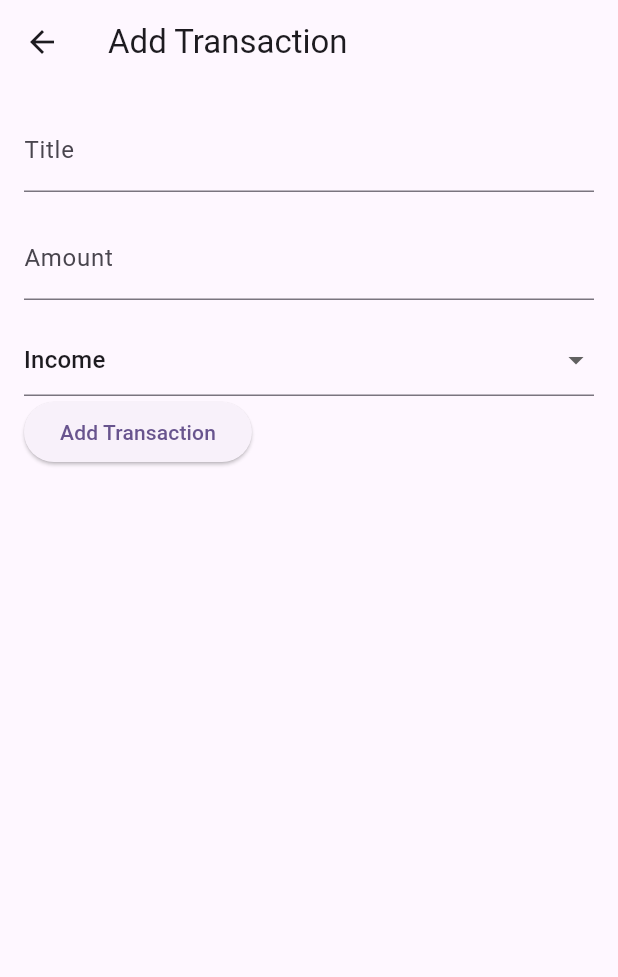
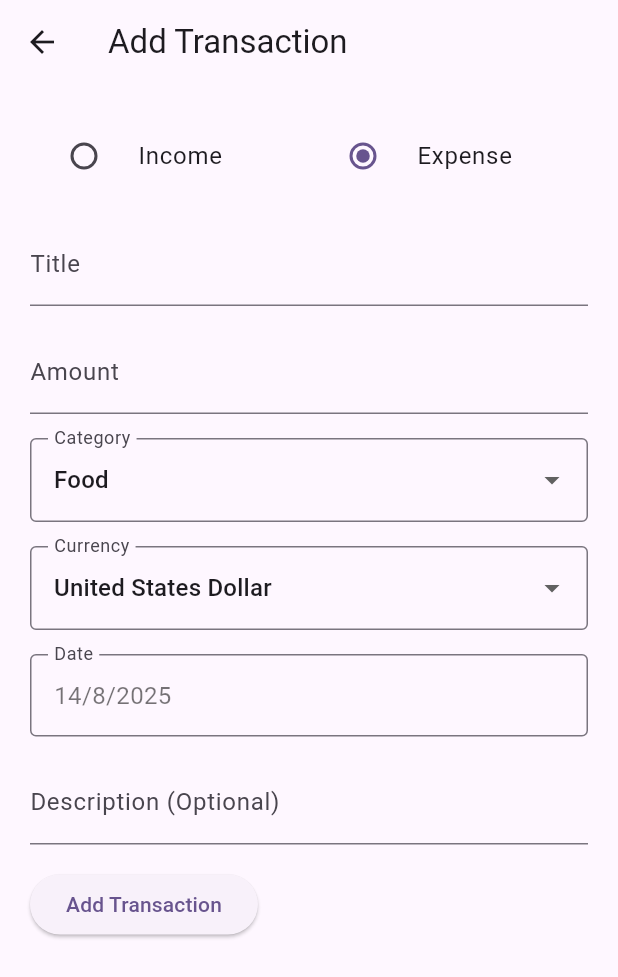
Before and after one commit to PhanithNoch/tam_luy, a Flutter app: the AddTransactionScreen screen opened directly, on a phone screen of 412 x 824 dp. Shown: the top 977 px of the screen. Run offline on Flutter 3.47's test engine with Material 3 defaults, Android fonts, the phone set to English and light mode, and no system bars; our stand-ins replace cloud_firestore, firebase_auth, firebase_core, get; accounts and stored records are empty.

Commit message:
add transaction

```diff
--- a/lib/controllers/transactions/transaction_controller.dart
+++ b/lib/controllers/transactions/transaction_controller.dart
@@ -18,6 +18,7 @@ class TransactionController extends GetxController {
   final TextEditingController amountController = TextEditingController();
   final TextEditingController descriptionController = TextEditingController();
   final Rx<TransactionType> selectedType = TransactionType.expense.obs;
+
   final RxString selectedCategory = ''.obs;
   final Rx<DateTime> selectedDate = DateTime.now().obs;
   final Rx<Currency> selectedCurrency = Currency.supportedCurrencies.first.obs;
@@ -83,6 +84,8 @@ class TransactionController extends GetxController {
       }
       transaction.userId = user.uid;
       await firestore.collection('transactions').add(transaction.toMap());
+      // Clear input fields after adding
+      Get.back();
       fetchTransactions(); // Refresh the list after adding
     } catch (e) {
       errorMessage.value = e.toString();
--- a/lib/models/transaction.dart
+++ b/lib/models/transaction.dart
@@ -1,7 +1,7 @@
 import 'package:cloud_firestore/cloud_firestore.dart';
 
 class TransactionFirestore {
-  final String id;
+  final String? id;
   final String? title;
   final num? amount;
   final String? category;
@@ -12,7 +12,7 @@ class TransactionFirestore {
   String? userId;
 
   TransactionFirestore(
-      {required this.id,
+      {this.id,
       this.title,
       this.amount,
       this.type,
@@ -31,6 +31,7 @@ class TransactionFirestore {
       'currency': currency,
       'date': date,
       'type': type.toString().split('.').last,
+      'userId': userId,
     };
   }
 
--- a/lib/views/home/add_transaction_screen.dart
+++ b/lib/views/home/add_transaction_screen.dart
@@ -1,18 +1,17 @@
 import 'package:get/get.dart';
 import 'package:flutter/material.dart';
+import 'package:tam_luy/models/transaction.dart';
+
+import '../../controllers/transactions/transaction_controller.dart';
 
 class AddTransactionScreen extends StatelessWidget {
   AddTransactionScreen({super.key});
-  final _transactionTypes = [
-    'Income',
-    'Expense',
-  ];
+
   final items = <DropdownMenuItem<String>>[
     DropdownMenuItem(value: 'Income', child: Text('Income')),
     DropdownMenuItem(value: 'Expense', child: Text('Expense')),
   ];
-  String? selectedType;
-
+  final _controller = Get.put(TransactionController());
   @override
   Widget build(BuildContext context) {
     return Scaffold(
@@ -20,32 +19,147 @@ class AddTransactionScreen extends StatelessWidget {
         title: Text("Add Transaction"),
       ),
       body: Padding(
-        padding: const EdgeInsets.all(16.0),
+        padding: const EdgeInsets.all(20.0),
         child: Column(
           crossAxisAlignment: CrossAxisAlignment.start,
           children: [
+            Obx(() {
+              return Row(
+                children: [
+                  Expanded(
+                    child: RadioListTile<TransactionType>(
+                      title: const Text("Income"),
+                      value: TransactionType.income,
+                      groupValue: _controller.selectedType.value,
+                      onChanged: (TransactionType? value) {
+                        _controller.selectedType.value = value!;
+                        _controller.selectedCategory.value =
+                            _controller.incomeCategories[0];
+                      },
+                    ),
+                  ),
+                  Expanded(
+                    child: RadioListTile<TransactionType>(
+                      title: const Text("Expense"),
+                      value: TransactionType.expense,
+                      groupValue: _controller.selectedType.value,
+                      onChanged: (TransactionType? value) {
+                        _controller.selectedType.value = value!;
+                        _controller.selectedCategory.value =
+                            _controller.expenseCategories[0];
+                      },
+                    ),
+                  ),
+                ],
+              );
+            }),
+            SizedBox(height: 16),
             TextFormField(
+              controller: _controller.titleController,
               decoration: InputDecoration(labelText: "Title"),
             ),
             //type of transaction
 
             SizedBox(height: 16),
             TextFormField(
+              controller: _controller.amountController,
               decoration: InputDecoration(labelText: "Amount"),
               keyboardType: TextInputType.number,
             ),
             SizedBox(height: 16),
-            DropdownButtonFormField<String>(
-              value: selectedType ?? _transactionTypes[0],
-              items: items,
-              onChanged: (String? newValue) {
-                // Logic to handle transaction type change
+            Obx(() {
+              final isIncomeSelected =
+                  _controller.selectedType.value == TransactionType.income;
+              final categories = isIncomeSelected
+                  ? _controller.incomeCategories
+                  : _controller.expenseCategories;
+              return DropdownButtonFormField(
+                decoration: InputDecoration(
+                  labelText: "Category",
+                  border: OutlineInputBorder(),
+                ),
+                items: categories
+                    .map(
+                      (category) => DropdownMenuItem<String>(
+                        value: category,
+                        child: Text(category),
+                      ),
+                    )
+                    .toList(),
+                value: _controller.selectedCategory.value == ''
+                    ? categories[0]
+                    : _controller.selectedCategory.value,
+                onChanged: (value) {
+                  _controller.selectedCategory.value = value as String;
+                },
+              );
+            }),
+            SizedBox(height: 16),
+
+            DropdownButtonFormField(
+              decoration: InputDecoration(
+                labelText: "Currency",
+                border: OutlineInputBorder(),
+              ),
+              value: _controller.selectedCurrency.value,
+              items: Currency.supportedCurrencies
+                  .map(
+                    (currency) => DropdownMenuItem<Currency>(
+                      value: currency,
+                      child: Text(currency.name),
+                    ),
+                  )
+                  .toList(),
+              onChanged: (value) {
+                _controller.selectedCurrency.value = value as Currency;
               },
             ),
+            SizedBox(height: 16),
+            Obx(() {
+              return InkWell(
+                child: InputDecorator(
+                  decoration: InputDecoration(
+                    labelText: "Date",
+                    border: OutlineInputBorder(),
+                  ),
+                  child: Text(
+                    "${_controller.selectedDate.value.day}/${_controller.selectedDate.value.month}/${_controller.selectedDate.value.year}",
+                    style: TextStyle(fontSize: 16, color: Colors.black54),
+                  ),
+                ),
+                onTap: () {
+                  showDatePicker(
+                    context: context,
+                    initialDate: _controller.selectedDate.value,
+                    firstDate: DateTime(2000),
+                    lastDate: DateTime(2100),
+                  ).then((date) {
+                    if (date != null) {
+                      _controller.selectedDate.value = date;
+                    }
+                  });
+                },
+              );
+            }),
+            SizedBox(height: 16),
+            TextFormField(
+              decoration: InputDecoration(labelText: "Description (Optional)"),
+            ),
+            SizedBox(height: 16),
             ElevatedButton(
               onPressed: () {
                 // Logic to add transaction
-                Get.back();
+                final transaction = TransactionFirestore(
+                  title: _controller
+                      .titleController.text, // Replace with actual input
+                  amount:
+                      double.tryParse(_controller.amountController.text) ?? 0.0,
+                  type: _controller.selectedType.value,
+                  category: _controller.selectedCategory.value,
+                  date: _controller.selectedDate.value,
+                  currency: _controller.selectedCurrency.value.code,
+                );
+                _controller.addTransaction(transaction);
               },
               child: Text("Add Transaction"),
             ),
--- a/lib/views/home/home_screen.dart
+++ b/lib/views/home/home_screen.dart
@@ -119,7 +119,7 @@ class HomeScreen extends StatelessWidget {
       title: "Delete Transaction",
       middleText: "Are you sure you want to delete this transaction?",
       onConfirm: () {
-        _controller.deleteTransaction(transaction.id);
+        _controller.deleteTransaction(transaction.id!);
         Get.back();
       },
       onCancel: () {
```
